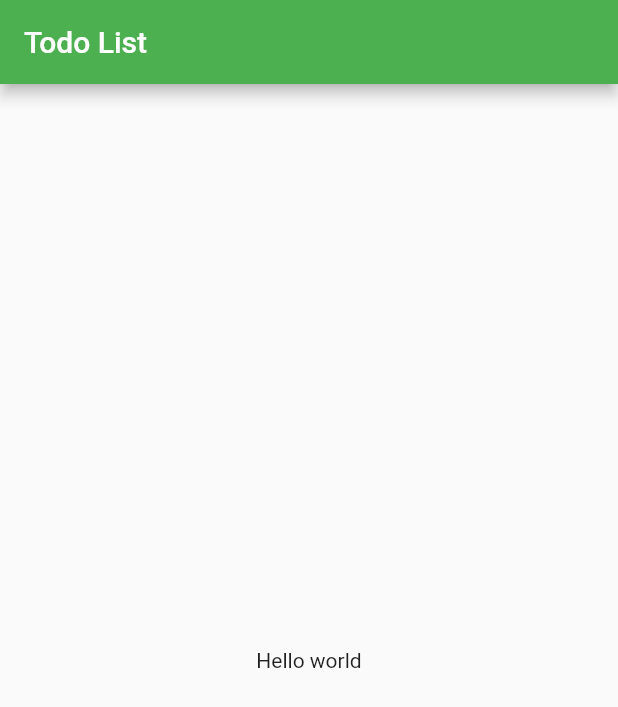
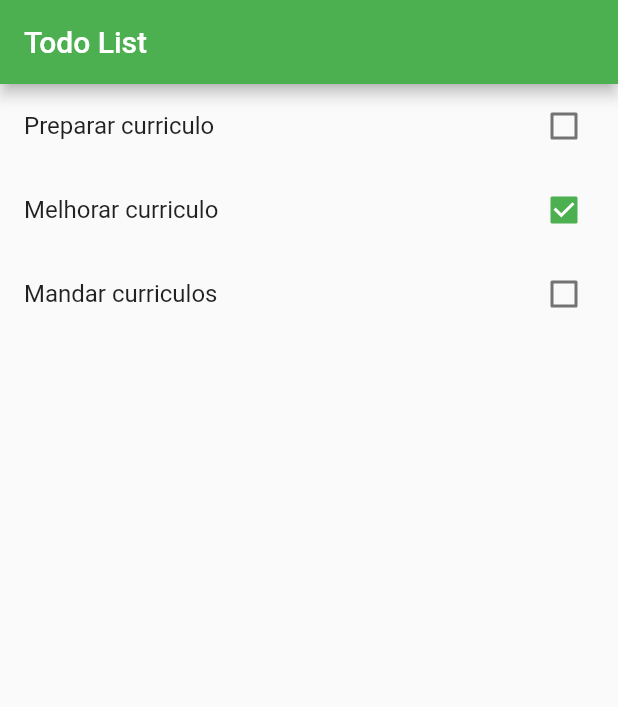
Before and after one commit to leandrosfarias/todo-flutter, a Flutter app: the screen it shows after launch, on a phone screen of 412 x 824 dp. Shown: the top 707 px of the screen. Run offline on Flutter 3.47's test engine with Material 2 defaults, Android fonts, the phone set to English and light mode, and no system bars.

Commit message:
Listar tarefas

```diff
--- a/lib/main.dart
+++ b/lib/main.dart
@@ -1,4 +1,5 @@
 import 'package:flutter/material.dart';
+import 'package:todo/Models/item.dart';
 
 void main() {
   runApp(const MyApp());
@@ -30,9 +31,22 @@ class MyApp extends StatelessWidget {
   }
 }
 
-class HomePage extends StatelessWidget {
+class HomePage extends StatefulWidget {
+  var items = <Item>[];
+
+  HomePage() {
+    items = [];
+    items.add(Item(title: "Preparar curriculo", done: false));
+    items.add(Item(title: "Melhorar curriculo", done: true));
+    items.add(Item(title: "Mandar curriculos", done: false));
+  }
+
+  @override
+  State<HomePage> createState() => _HomePageState();
+}
+
+class _HomePageState extends State<HomePage> {
   // const HomePage({Key? key}) : super(key: key);
-
   @override
   Widget build(BuildContext context) {
     return Scaffold(
@@ -42,9 +56,19 @@ class HomePage extends StatelessWidget {
         //   Icon(Icons.plus_one),
         // ],
       ),
-      body: const Center(
-        child: Text("Hello world"),
-      ),
+      body: ListView.builder(
+          itemCount: widget.items.length,
+          itemBuilder: (BuildContext ctxt, int index) {
+            final item = widget.items[index];
+            return CheckboxListTile(
+              title: Text(item.title),
+              key: Key(item.title),
+              value: item.done,
+              onChanged: (value) {
+                print(value);
+              },
+            );
+          }),
     );
   }
 }
```
